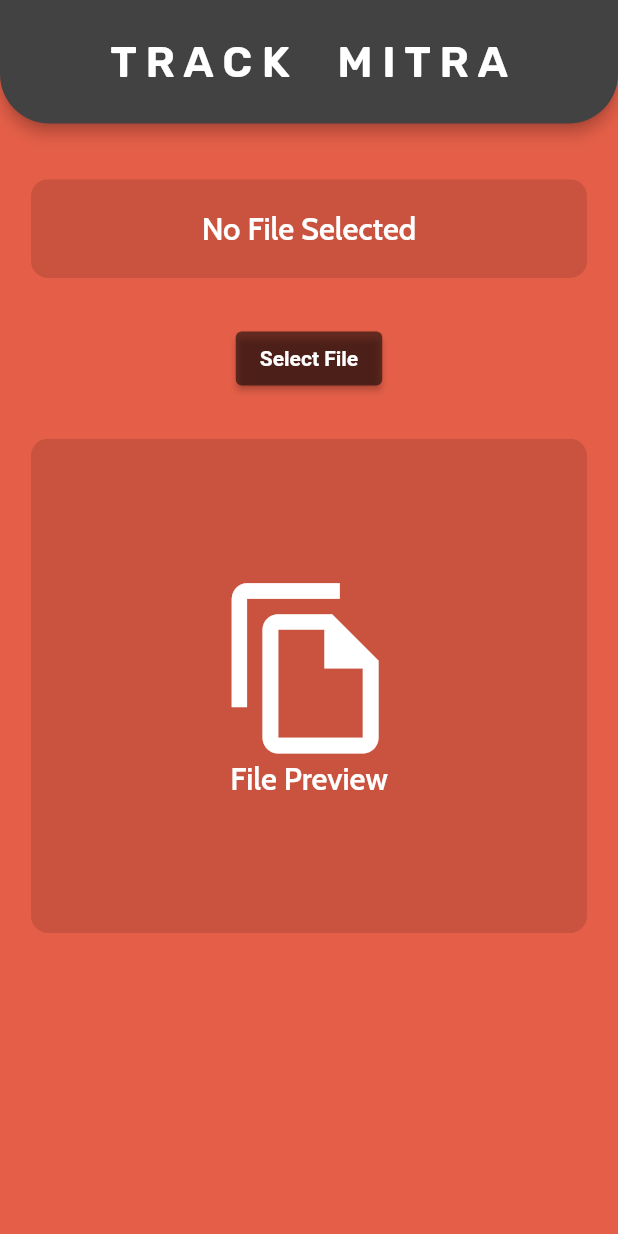
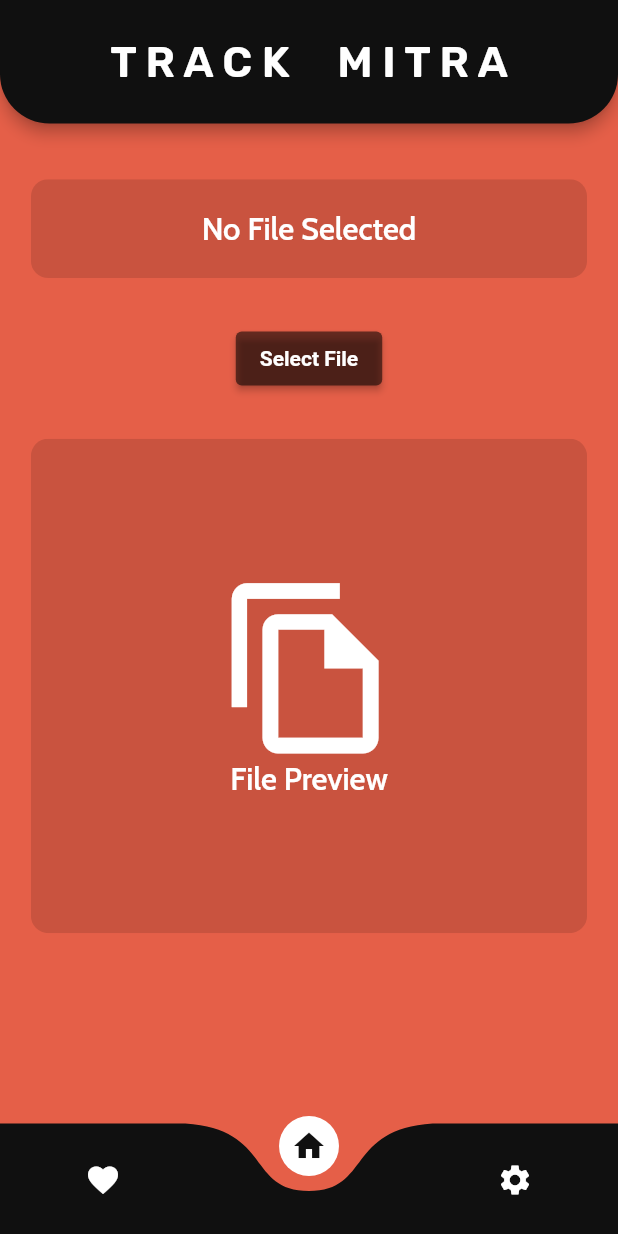
Before and after one commit to Akshit07012002/track_mitra, a Flutter app: the screen it shows after launch, on a phone screen of 412 x 824 dp. Run offline on Flutter 3.47's test engine with Material 2 defaults, Android fonts, the phone set to English and light mode, and no system bars; drawn by our look-alikes of curved_navigation_bar; our stand-ins replace csv, file_picker, google_fonts.

Commit message:
feat: bottom nav bar added, gradient on lisstview footer added

```diff
--- a/lib/main.dart
+++ b/lib/main.dart
@@ -1,5 +1,6 @@
 import 'package:flutter/material.dart';
-import 'package:track_mitra/screens/home.dart';
+import 'package:track_mitra/screens/bnb.dart';
+import 'package:track_mitra/screens/main_tabs/home.dart';
 import 'package:track_mitra/utils/colours.dart';
 
 void main() {
@@ -21,7 +22,7 @@ class MainApp extends StatelessWidget {
       ),
 
       debugShowCheckedModeBanner: false,
-      home: const HomePage()
+      home: const CurvedBNB()
     );
   }
 }
--- /dev/null
+++ b/lib/screens/bnb.dart
@@ -0,0 +1,97 @@
+import 'package:curved_navigation_bar/curved_navigation_bar.dart';
+import 'package:flutter/material.dart';
+import 'package:flutter/services.dart';
+import 'package:google_fonts/google_fonts.dart';
+import 'package:track_mitra/screens/main_tabs/favourites.dart';
+import 'package:track_mitra/screens/main_tabs/home.dart';
+import 'package:track_mitra/screens/main_tabs/settings.dart';
+
+class CurvedBNB extends StatefulWidget {
+  // final int p;
+
+  // const CurvedBNB(this.p, {Key? key}) : super(key: key);
+  const CurvedBNB({Key? key}) : super(key: key);
+
+  @override
+  // State<CurvedBNB> createState() => _CurvedBNBState(pageNo: p);
+  State<CurvedBNB> createState() => _CurvedBNBState();
+}
+
+class _CurvedBNBState extends State<CurvedBNB> {
+  int flag = 1;
+  int pageNo = 1;
+  final screens = const [
+    Favourites(),
+    HomePage(),
+    Settings(),
+  ];
+  // _CurvedBNBState({pageNo});
+  _CurvedBNBState();
+
+  @override
+  Widget build(BuildContext context) {
+    final screenWidth = MediaQuery.of(context).size.width;
+    final screenHeight = MediaQuery.of(context).size.height;
+    return Container(
+      color: const Color(0xFF212529),
+      child: SafeArea(
+        top: false,
+        child: ClipRRect(
+          child: Scaffold(
+             appBar: AppBar(
+        systemOverlayStyle: const SystemUiOverlayStyle(
+          statusBarColor: Colors.transparent,
+          statusBarIconBrightness: Brightness.light,
+        ),
+        backgroundColor: const Color(0xFF101010),
+        title: Text(
+          'T R A C K     M I T R A',
+          style: GoogleFonts.rubik(
+            fontSize: screenWidth * 0.07,
+            fontWeight: FontWeight.w600,
+          ),
+        ),
+        centerTitle: true,
+        toolbarHeight: screenHeight * 0.1,
+        shape: RoundedRectangleBorder(
+          borderRadius: BorderRadius.vertical(
+            bottom: Radius.circular(
+              screenWidth * 0.08,
+            ),
+          ),
+        ),
+      ),
+            extendBody: true,
+            body: screens[flag],
+            bottomNavigationBar: CurvedNavigationBar(
+              backgroundColor: Colors.transparent,
+              // color: Colors.grey[800]!,
+              color: const Color(0xFF101010),
+              buttonBackgroundColor: Colors.white,
+              index: flag,
+              animationDuration: const Duration(milliseconds: 300),
+              items: [
+                Icon(Icons.favorite,
+                    color: flag == 0 ? const Color(0xff9D0208) : Colors.white),
+                Icon(Icons.home,
+                    color: flag == 1 ? const Color(0xFF101010) : Colors.white),
+                Icon(Icons.settings,
+                    color: flag == 2 ? const Color(0xFF101010) : Colors.white),
+              ],
+              onTap: (index) {
+                setState(() {
+                  flag = index;
+
+                  // pageNo = index;
+                  // (index == 1)
+                  //     ? Navigator.pushNamed(context, '/main')
+                  //     : Navigator.pushNamed(context, '/song');
+                });
+              },
+            ),
+          ),
+        ),
+      ),
+    );
+  }
+}
--- a/lib/screens/home.dart
+++ b/lib/screens/main_tabs/home.dart
@@ -99,28 +99,6 @@ class _HomePageState extends State<HomePage> {
     final screenWidth = MediaQuery.of(context).size.width;
     final screenHeight = MediaQuery.of(context).size.height;
     return Scaffold(
-      appBar: AppBar(
-        systemOverlayStyle: const SystemUiOverlayStyle(
-          statusBarColor: Colors.transparent,
-          statusBarIconBrightness: Brightness.light,
-        ),
-        title: Text(
-          'T R A C K     M I T R A',
-          style: GoogleFonts.rubik(
-            fontSize: screenWidth * 0.07,
-            fontWeight: FontWeight.w600,
-          ),
-        ),
-        centerTitle: true,
-        toolbarHeight: screenHeight * 0.1,
-        shape: RoundedRectangleBorder(
-          borderRadius: BorderRadius.vertical(
-            bottom: Radius.circular(
-              screenWidth * 0.08,
-            ),
-          ),
-        ),
-      ),
       body: SingleChildScrollView(
         physics: const ClampingScrollPhysics(),
         // clipBehavior: Clip.antiAliasWithSaveLayer,
@@ -234,7 +212,7 @@ class _HomePageState extends State<HomePage> {
 
                           _loadCSV();
 
-                          Future.delayed(const Duration(seconds: 2), () {
+                          Future.delayed(const Duration(seconds: 1), () {
                             ScaffoldMessenger.of(context).showSnackBar(
                               SnackBar(
                                 content: Text(
@@ -333,10 +311,11 @@ class _HomePageState extends State<HomePage> {
                           ),
                         )
                   : (pickedFile!.extension == 'csv')
-                      ? Container(
+                      ? Stack(
+                          children: [
+                            Container(
                               height: screenHeight * 0.5,
-                          padding: EdgeInsets.only(
-                              top: screenWidth * 0.03),
+                              padding: EdgeInsets.only(top: screenWidth * 0.03),
                               child: ListView.builder(
                                 itemCount: _data.length,
                                 // physics: const ingScrollPhysics(),
@@ -348,7 +327,11 @@ class _HomePageState extends State<HomePage> {
                                         : Colors.white,
                                     child: ListTile(
                                       leading: Padding(
-                                    padding: index == 0 ?  EdgeInsets.only(top: screenWidth * 0.0048) : EdgeInsets.only(top: screenWidth * 0.0155),
+                                        padding: index == 0
+                                            ? EdgeInsets.only(
+                                                top: screenWidth * 0.0048)
+                                            : EdgeInsets.only(
+                                                top: screenWidth * 0.0155),
                                         child: Text(
                                           _data[index][0].toString(),
                                           style: GoogleFonts.cabin(
@@ -391,6 +374,30 @@ class _HomePageState extends State<HomePage> {
                                   );
                                 },
                               ),
+                            ),
+
+                            Positioned(
+                              bottom: 0,
+                              left: 3,
+                              right: 3,
+                              child: Container(
+                                height: screenHeight * 0.05,
+                                width: screenWidth,
+                                decoration: const BoxDecoration(
+                                  gradient: LinearGradient(
+                                    begin: Alignment.topCenter,
+                                    end: Alignment.bottomCenter,
+                                    colors: [
+                                      Colors.white54,
+                                      Colors.black54,
+                                    ],
+                                  ),
+                                  // borderRadius: BorderRadius.circular(
+                                  //     screenWidth * 0.02),
+                                ),
+                              ),
+                            ),
+                          ],
                         )
                       : Padding(
                           padding: EdgeInsets.symmetric(
--- a/pubspec.yaml
+++ b/pubspec.yaml
@@ -10,6 +10,7 @@ dependencies:
   csv: ^5.0.2
   file_picker: ^5.3.0
   flowder: ^0.2.0
+  curved_navigation_bar: ^1.0.3
   flutter:
     sdk: flutter
   google_fonts: ^4.0.4
```
Also changed, not shown: lib/screens/main_tabs/favourites.dart (added, +31 -0 lines), lib/screens/main_tabs/settings.dart (added, +31 -0 lines), pubspec.lock. Lines whose indentation alone changed are shown as unchanged.
